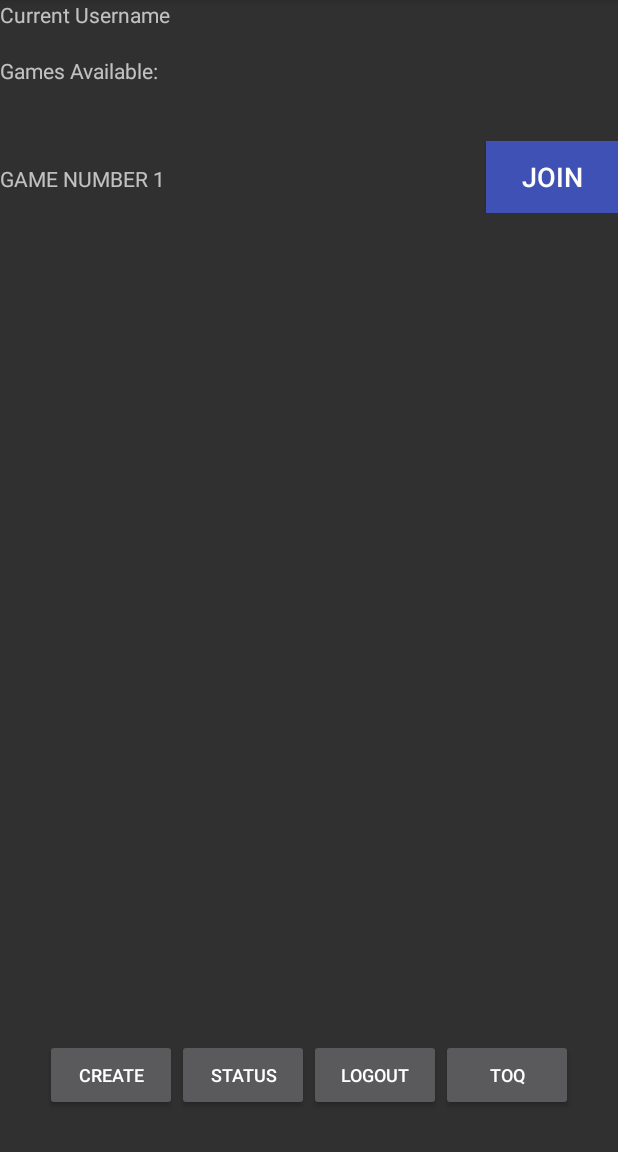
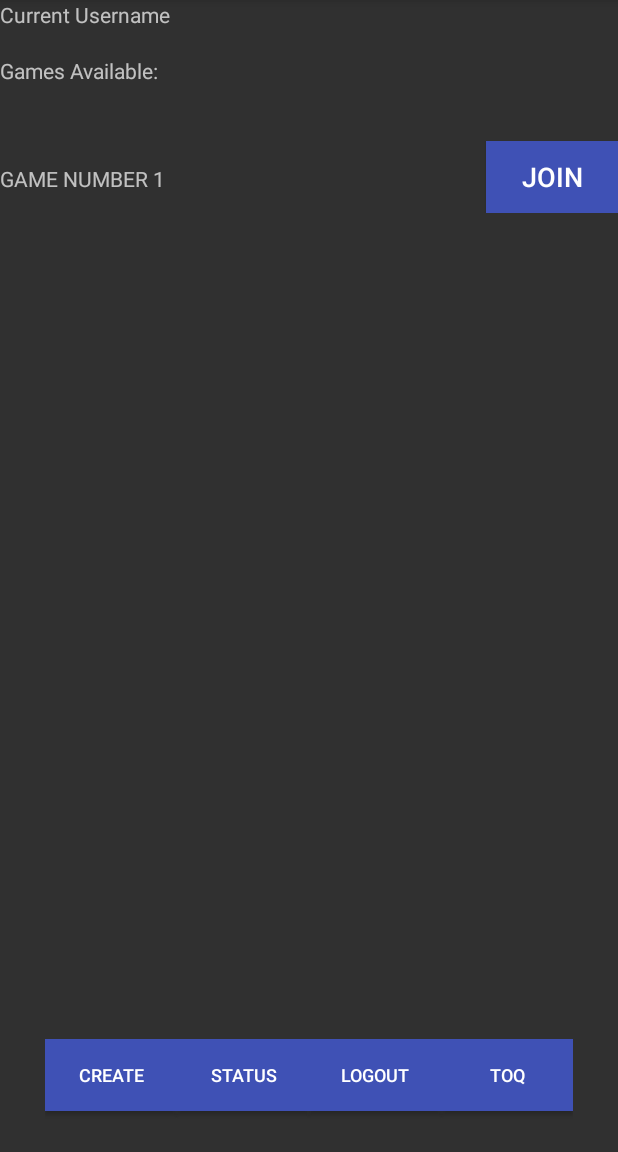
Before and after one commit to cschafle/assassins, an Android app: the fragment HomeFragment shown on its own in the app's theme, on a phone screen of 412 x 824 dp, the part 84-1236 px from its top. Run offline under Robolectric (Android 15) with nearby library versions, the phone set to English and light mode, and no system bars; libraries missing offline, so code that uses them is left out: com.parse; 5 statements that could not run were skipped.

Commit message:
Fixed login pages button color

```diff
--- a/android/app/src/main/res/layout/fragment_home.xml
+++ b/android/app/src/main/res/layout/fragment_home.xml
@@ -97,7 +97,9 @@
             android:onClick="createGame"
             android:layout_weight="1"
             android:text="Create"
-            android:textSize="12dp"/>
+            android:textSize="12dp"
+            android:background="@color/primary"
+            android:textColor="#FFFFFF"/>
 
         <!--Button
             android:layout_width="0dp"
@@ -114,7 +116,9 @@
             android:layout_weight="1"
             android:id="@+id/statusBtn"
             android:text="Status"
-            android:textSize="12dp"/>
+            android:textSize="12dp"
+            android:background="@color/primary"
+            android:textColor="#FFFFFF"/>
 
 
         <Button
@@ -123,7 +127,9 @@
             android:layout_weight="1"
             android:onClick="logout"
             android:text="Logout"
-            android:textSize="12dp"/>
+            android:textSize="12dp"
+            android:background="@color/primary"
+            android:textColor="#FFFFFF"/>
 
         <Button
             android:layout_width="wrap_content"
@@ -131,7 +137,9 @@
             android:layout_weight="1"
             android:text="Toq"
             android:textSize="12dp"
-            android:onClick="installToq"/>
+            android:onClick="installToq"
+            android:background="@color/primary"
+            android:textColor="#FFFFFF"/>
 
     </LinearLayout>
 
```
Also changed, not shown: android/app/src/main/res/layout/fragment_edit_login.xml (+4 -3 lines), android/app/src/main/res/layout/fragment_login.xml (+4 -3 lines).
